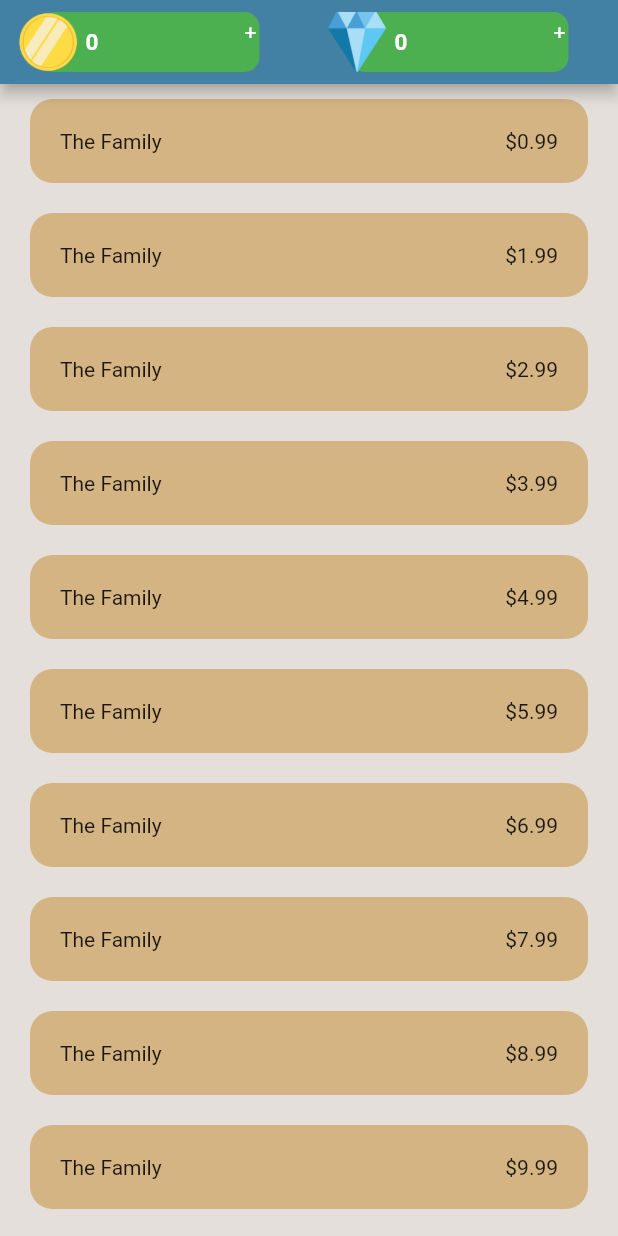
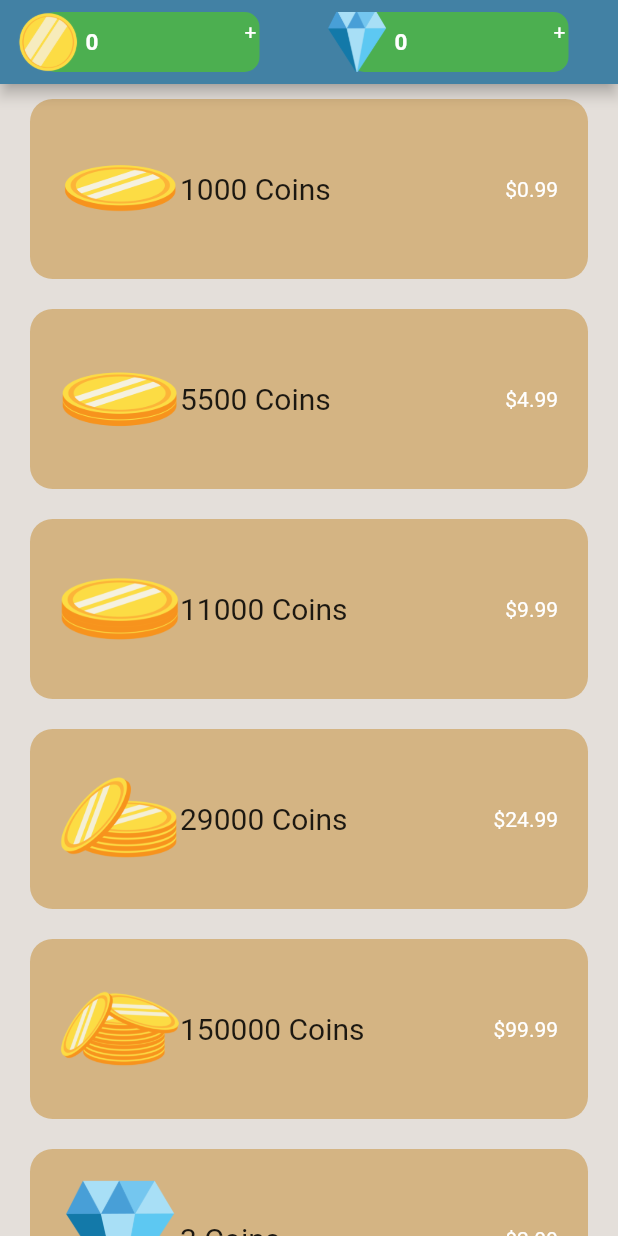
Before and after one commit to tilay123/Trivia-Voice-Recognition-Trainer-Part1, a Flutter app: the ShopBottomNavigation screen opened directly, on a phone screen of 412 x 824 dp. Run offline on Flutter 3.47's test engine with Material 2 defaults, Android fonts, the phone set to English and light mode, and no system bars; our stand-ins replace assets_audio_player, awesome_dialog; missing offline and left inert: animated_button, circular_countdown.

Commit message:
added pics and price for shop

```diff
--- a/lib/screens/shop.dart
+++ b/lib/screens/shop.dart
@@ -1,9 +1,15 @@
+import 'dart:math';
+
 import 'package:animated_button/animated_button.dart';
 import 'package:flutter/material.dart';
 import 'package:voicelytrivia/model/constants.dart';
 import 'package:voicelytrivia/helpers/helperCurrencyUI.dart';
 
 class ShopBottomNavigation extends StatelessWidget {
+  List<String> coinNames = ["oneCoin-02.png","twoCoin-05.png","threeCoin-07.png","coinPack-03.png","coinPile-06.png","diamond-04.png","twoDiamond-08.png","threeDiamond-09.png","fourDiamond-10.png"];
+  List<double> coinPrices = [0.99,4.99,9.99,24.99,99.99, 2.99,4.99,24.99,99.99];
+  List<int> coinAmount = [1000,5500,11000,29000, 150000, 3,5,32,140];
+
   Widget build(BuildContext context) {
     return Scaffold(
       appBar: AppBar(
@@ -24,16 +30,25 @@ class ShopBottomNavigation extends StatelessWidget {
                 child: Row(
                   mainAxisAlignment: MainAxisAlignment.spaceBetween,
                   children: <Widget>[
+                    Image(
+                      height: 80,
+                      width: 80,
+                      image: AssetImage("asset/${coinNames[index]}"),
+                      fit: BoxFit.contain,
+                    ),
+
                     Expanded(
                       child: Text(
-                        "The Family ",
+                        "${coinAmount[index]} Coins"
+                        ,
+                        style: TextStyle(fontSize: 20),
                         overflow: TextOverflow.ellipsis,
                       ),
                     ),
                     AnimatedButton(
                       height: 50,
                       width: 80,
-                      child: Text("\$${.99 + index}"),
+                      child: Text("\$${coinPrices[index]}", style: TextStyle(color: Colors.white),),
                       color: Colors.green,
                       onPressed: () {},
                     ),
@@ -43,7 +58,7 @@ class ShopBottomNavigation extends StatelessWidget {
             ),
           );
         },
-        itemCount: 10,
+        itemCount: coinNames.length,
       ),
     );
   }
```
Also changed, not shown: asset/coinPack-03.png, asset/coinPile-06.png (added), asset/fourDiamond-10.png (added), asset/oneCoin-02.png, asset/threeCoin-07.png (added), asset/threeDiamond-09.png (added), asset/twoCoin-05.png, asset/twoDiamond-08.png (added).
